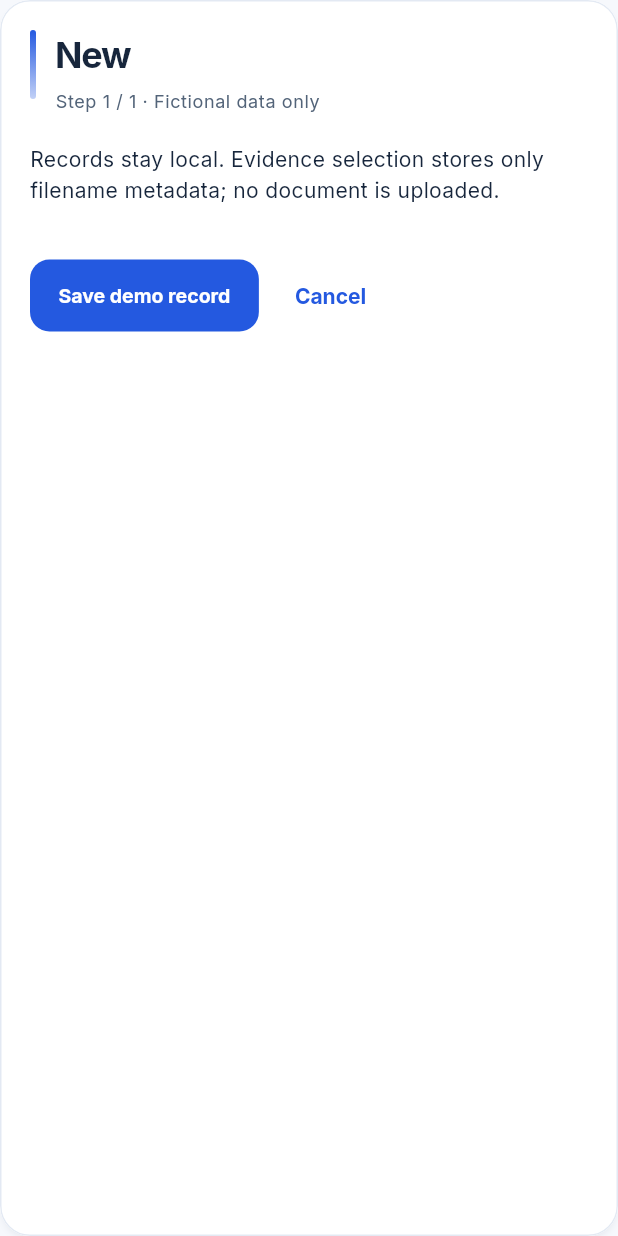
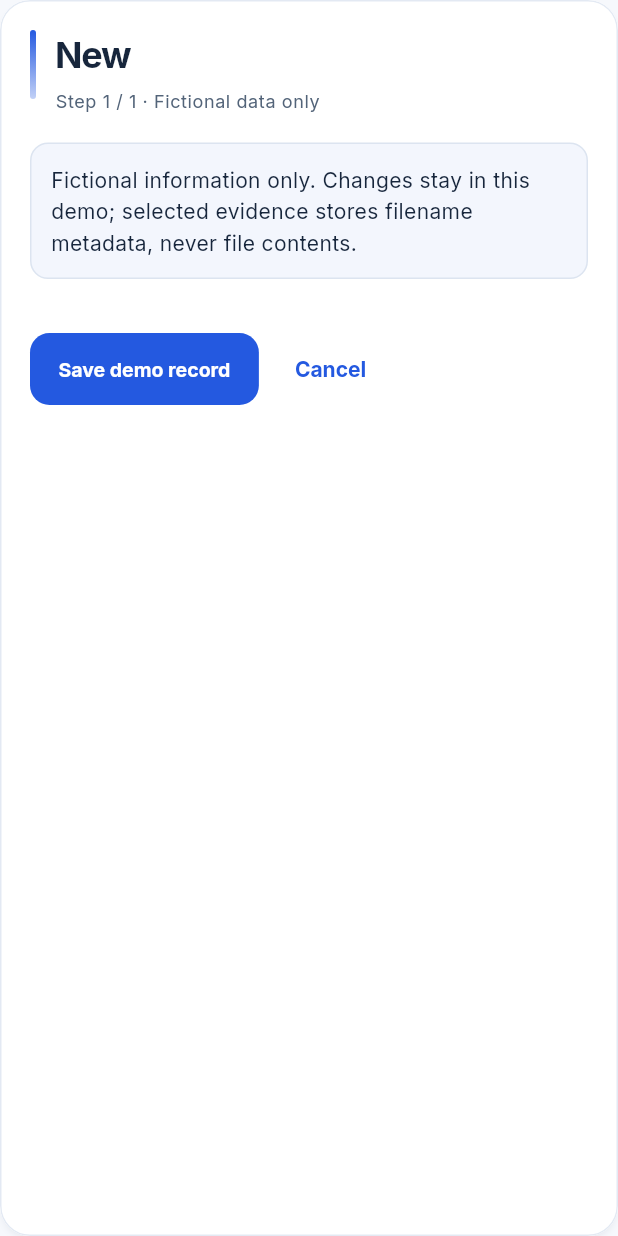
Before and after one commit to CosmicforgeHealthnet/cosmicforge-realestate, a Flutter app: the RecordForm widget shown alone on an empty page, opened directly with empty values, on a phone screen of 412 x 824 dp. Run offline on Flutter 3.47's test engine with Material 3 defaults, Android fonts, the phone set to English and light mode, and no system bars; our stand-ins replace file_picker, flutter_riverpod, go_router; project files that could hold a hidden picture were left out.

Commit message:
ux(owner-flutter): visually guided form progress and domain-specific wizard stages

```diff
--- a/apps/individual-owner/mobile/lib/features/workspace/record_form.dart
+++ b/apps/individual-owner/mobile/lib/features/workspace/record_form.dart
@@ -34,6 +34,17 @@ class _RecordFormState extends ConsumerState<RecordForm> {
   bool _saving = false;
   String _message = '';
   List<Json> get _fields => (widget.spec['fields'] as List).cast<Json>();
+  static const _wizardLabels = <String, List<String>>{
+    'property':['Property profile','Units & attributes','Review property'],
+    'listing':['Choose property','Presentation & terms','Preview listing'],
+    'application':['Applicant details','Supporting evidence','Review decision'],
+    'verification':['Choose property','Evidence details','Submit for demo'],
+    'agreement':['Agreement parties','Terms & dates','Review agreement'],
+    'booking':['Guest & unit','Stay dates','Review booking'],
+    'maintenance':['Describe issue','Schedule & evidence','Review request'],
+    'sale':['Offer details','Due diligence','Closing milestones'],
+  };
+
   @override
   void initState() {
     super.initState();
@@ -146,8 +157,32 @@ class _RecordFormState extends ConsumerState<RecordForm> {
                   : 'Edit ${widget.spec["label"]}',
               subtitle: 'Step ${_step + 1} / $groups · Fictional data only',
             ),
-            const Text(
-              'Records stay local. Evidence selection stores only filename metadata; no document is uploaded.',
+            if (groups > 1) ...[
+              ClipRRect(
+                borderRadius: BorderRadius.circular(7),
+                child: LinearProgressIndicator(
+                  value: (_step + 1) / groups,
+                  minHeight: 7,
+                  backgroundColor: Theme.of(context).colorScheme.primary.withValues(alpha: .1),
+                ),
+              ),
+              const SizedBox(height: 12),
+              Text(
+                (_wizardLabels[widget.spec['id']] ?? ['General information','Details & relationships','Review demo record'])[_step],
+                style: Theme.of(context).textTheme.titleSmall,
+              ),
+              const SizedBox(height: 14),
+            ],
+            Container(
+              padding: const EdgeInsets.all(13),
+              decoration: BoxDecoration(
+                color: Theme.of(context).colorScheme.primary.withValues(alpha: .055),
+                border: Border.all(color: Theme.of(context).colorScheme.outlineVariant),
+                borderRadius: BorderRadius.circular(12),
+              ),
+              child: const Text(
+                'Fictional information only. Changes stay in this demo; selected evidence stores filename metadata, never file contents.',
+              ),
             ),
             const SizedBox(height: 20),
             ...fields.map(field),
```
